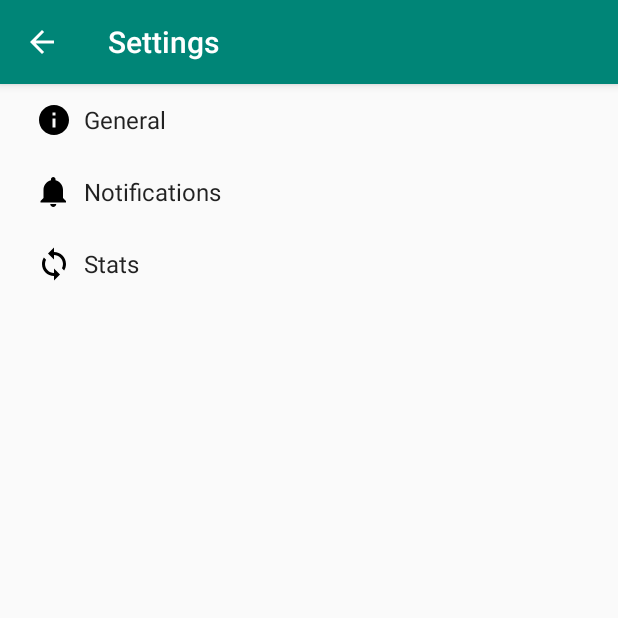
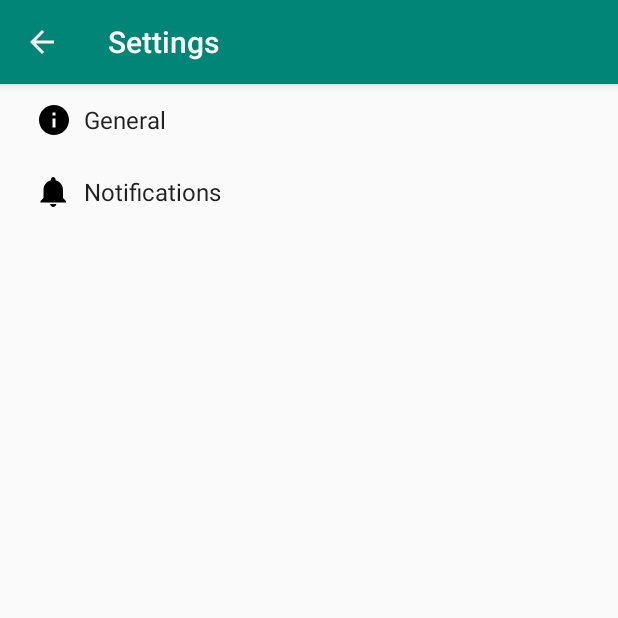
Before and after one commit to Ultranull/Train-n-Gains, an Android app: the Settings screen opened directly, with no data from a screen before it, on a phone screen of 412 x 824 dp, the top half of it. Run offline under Robolectric (Android 15) with nearby library versions, the phone set to English and light mode, and no system bars.

Commit message:
Settings removal of stats

```diff
--- a/app/src/main/res/xml/pref_headers.xml
+++ b/app/src/main/res/xml/pref_headers.xml
@@ -12,9 +12,4 @@
         android:icon="@drawable/ic_notifications_black_24dp"
         android:title="@string/pref_header_notifications" />
 
-    <header
-        android:fragment="banana.pudding.pie.train_n_gains.Settings$StatsPreferenceFragment"
-        android:icon="@drawable/ic_sync_black_24dp"
-        android:title="@string/pref_header_Stats" />
-
 </preference-headers>
--- a/app/src/main/res/xml/pref_stats.xml
+++ /dev/null
@@ -1,12 +0,0 @@
-<PreferenceScreen xmlns:android="http://schemas.android.com/apk/res/android">
-
-    <!-- NOTE: Hide buttons to simplify the UI. Users can touch outside the dialog to
-         dismiss it. -->
-    <!-- NOTE: ListPreference's summary should be set to its value by the activity code. -->
-    <ListPreference
-        android:title="Work In Progress" />
-
-    <!-- This preference simply launches an intent when selected. Use this UI sparingly, per
-         design guidelines. -->
-
-</PreferenceScreen>
```
Also changed, not shown: app/src/main/java/banana/pudding/pie/train_n_gains/Settings.java (+0 -31 lines).
